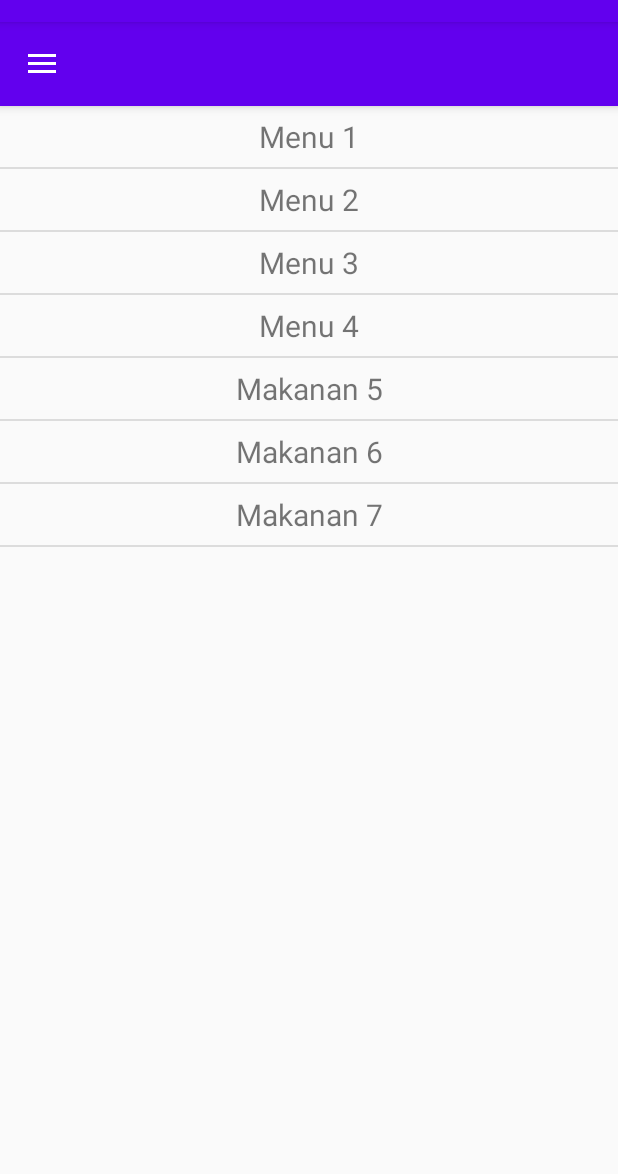
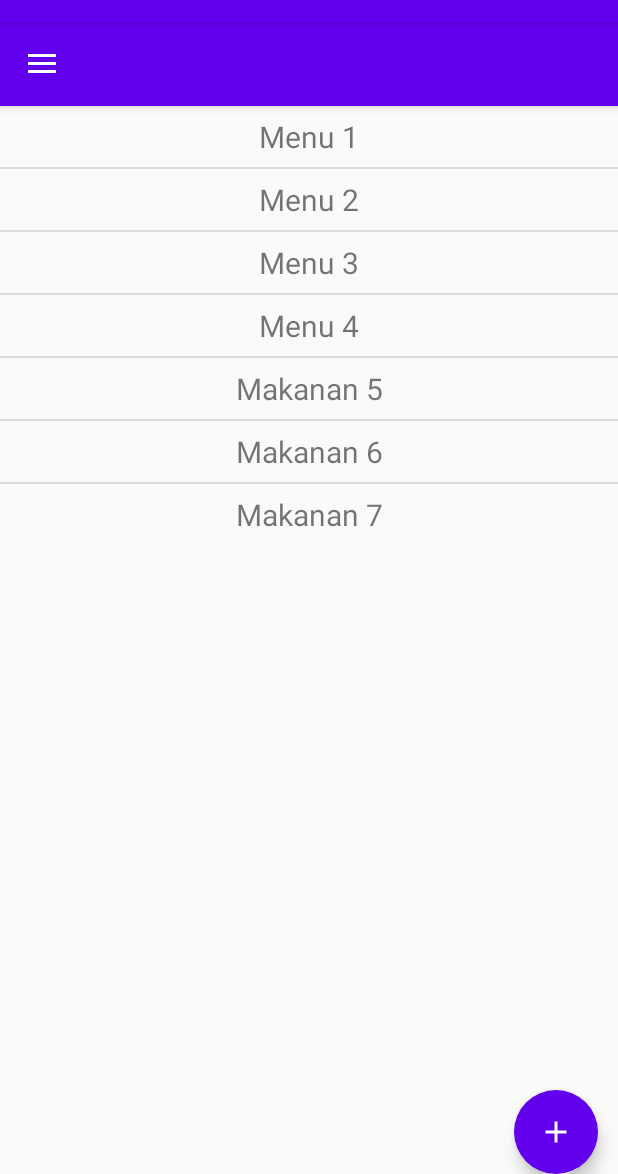
Before and after one commit to tmagira/Tubes-01-L, an Android app: the screen it shows after launch (MainActivity), after a tap on "CARI", on a phone screen of 412 x 824 dp, the part 62-1236 px from its top. Run offline under Robolectric (Android 15) with nearby library versions, the phone set to English and light mode, and no system bars.

Commit message:
Add Floating Action Button

```diff
--- a/app/build.gradle
+++ b/app/build.gradle
@@ -30,6 +30,7 @@ dependencies {
     implementation 'androidx.appcompat:appcompat:1.2.0'
     implementation 'androidx.constraintlayout:constraintlayout:2.0.2'
     implementation 'androidx.drawerlayout:drawerlayout:1.1.1'
+    implementation 'com.google.android.material:material:1.0.0'
     testImplementation 'junit:junit:4.12'
     androidTestImplementation 'androidx.test.ext:junit:1.1.2'
     androidTestImplementation 'androidx.test.espresso:espresso-core:3.3.0'
--- a/app/src/main/java/com/example/tubes_01_l/MenuFragment.java
+++ b/app/src/main/java/com/example/tubes_01_l/MenuFragment.java
@@ -12,6 +12,8 @@ import android.widget.ListView;
 import androidx.fragment.app.Fragment;
 import androidx.fragment.app.FragmentManager;
 
+import com.google.android.material.floatingactionbutton.FloatingActionButton;
+
 import java.util.List;
 
 public class MenuFragment extends Fragment implements MenuPresenter.IMainActivity {
@@ -21,6 +23,7 @@ public class MenuFragment extends Fragment implements MenuPresenter.IMainActivit
     private MenuListAdapter adapter;
     private FragmentManager fragmentManager;
     private FragmentListener listener;
+    private FloatingActionButton fabAdd;
 
     public MenuFragment(){}
 
@@ -31,6 +34,7 @@ public class MenuFragment extends Fragment implements MenuPresenter.IMainActivit
         this.listMenus = view.findViewById(R.id.list_menu);
         this.presenter = new MenuPresenter(this);
         this.adapter = new MenuListAdapter(requireActivity());
+        this.fabAdd = view.findViewById(R.id.fab_add);
 
         this.presenter.loadData();
         this.listMenus.setAdapter(this.adapter);
--- /dev/null
+++ b/app/src/main/res/drawable/ic_add_24.xml
@@ -0,0 +1,5 @@
+<vector android:height="24dp" android:tint="#FFFFFF"
+    android:viewportHeight="24" android:viewportWidth="24"
+    android:width="24dp" xmlns:android="http://schemas.android.com/apk/res/android">
+    <path android:fillColor="@android:color/white" android:pathData="M19,13h-6v6h-2v-6H5v-2h6V5h2v6h6v2z"/>
+</vector>
--- a/app/src/main/res/layout/menu_fragment.xml
+++ b/app/src/main/res/layout/menu_fragment.xml
@@ -1,4 +1,5 @@
 <?xml version="1.0" encoding="utf-8"?>
+
 <RelativeLayout
     xmlns:android="http://schemas.android.com/apk/res/android"
     xmlns:app="http://schemas.android.com/apk/res-auto"
@@ -8,7 +9,23 @@
 
     <ListView
         android:id="@+id/list_menu"
-        android:layout_width="match_parent"
-        android:layout_height="match_parent">
+        android:layout_width="wrap_content"
+        android:layout_height="wrap_content">
     </ListView>
+
+    <com.google.android.material.floatingactionbutton.FloatingActionButton
+        android:id="@+id/fab_add"
+        android:layout_width="wrap_content"
+        android:layout_height="wrap_content"
+        app:fabSize="normal"
+        android:backgroundTint="@color/colorPrimary"
+        android:src="@drawable/ic_add_24"
+        app:borderWidth="0px"
+        android:layout_gravity="end|bottom"
+        android:layout_alignParentBottom="true"
+        android:layout_alignParentRight="true"
+        android:layout_marginRight="20px"
+        android:layout_marginBottom="20px"/>
+
+
 </RelativeLayout>
```
